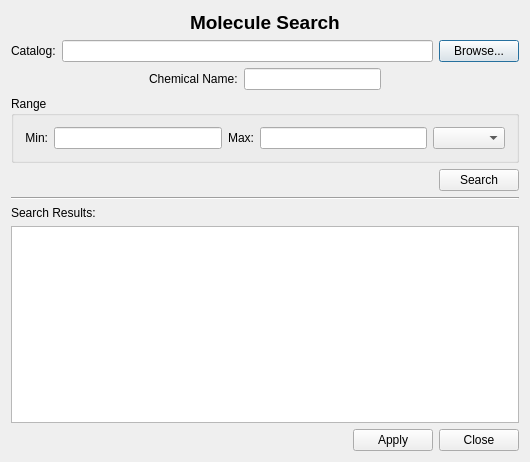
This is code/display/QtPlotter/SearchMoleculesDialog.ui in radio-astro/casa as Qt 5 draws it before an edit. The edited form follows.
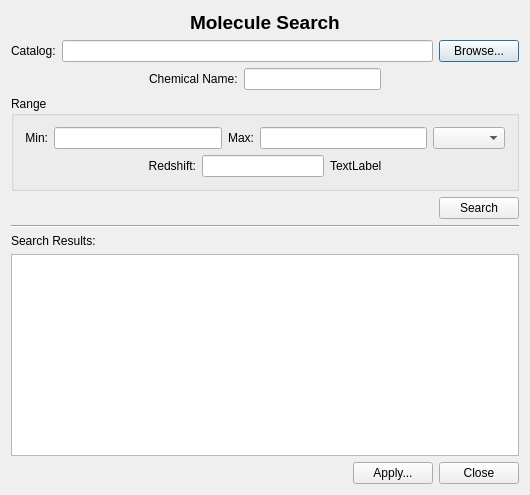
This is the edited form.

Commit message: Connection between searching for molecular lines and drawing them on the initial Gaussian estimate dialog.

Diff of the .ui file:
```diff
--- a/code/display/QtPlotter/SearchMoleculesDialog.ui
+++ b/code/display/QtPlotter/SearchMoleculesDialog.ui
@@ -7,13 +7,13 @@
     <x>0</x>
     <y>0</y>
     <width>530</width>
-    <height>462</height>
+    <height>495</height>
    </rect>
   </property>
   <property name="windowTitle">
    <string>Search Molecules</string>
   </property>
-  <layout class="QVBoxLayout" name="verticalLayout">
+  <layout class="QVBoxLayout" name="verticalLayout_2">
    <item>
     <layout class="QHBoxLayout" name="horizontalLayout_3">
      <item>
@@ -128,6 +128,8 @@
      <property name="title">
       <string>Range</string>
      </property>
+     <layout class="QVBoxLayout" name="verticalLayout">
+      <item>
      <layout class="QHBoxLayout" name="horizontalLayout">
       <item>
        <widget class="QLabel" name="rangeMinLabel">
@@ -159,6 +161,58 @@
        <widget class="QComboBox" name="rangeUnitComboBox"/>
       </item>
      </layout>
+      </item>
+      <item>
+       <layout class="QHBoxLayout" name="horizontalLayout_7">
+        <item>
+         <spacer name="horizontalSpacer_7">
+          <property name="orientation">
+           <enum>Qt::Horizontal</enum>
+          </property>
+          <property name="sizeHint" stdset="0">
+           <size>
+            <width>40</width>
+            <height>20</height>
+           </size>
+          </property>
+         </spacer>
+        </item>
+        <item>
+         <widget class="QLabel" name="redshiftLabel">
+          <property name="text">
+           <string>Redshift:</string>
+          </property>
+          <property name="alignment">
+           <set>Qt::AlignRight|Qt::AlignTrailing|Qt::AlignVCenter</set>
+          </property>
+         </widget>
+        </item>
+        <item>
+         <widget class="QLineEdit" name="redShiftLineEdit"/>
+        </item>
+        <item>
+         <widget class="QLabel" name="redShiftUnitLabel">
+          <property name="text">
+           <string>TextLabel</string>
+          </property>
+         </widget>
+        </item>
+        <item>
+         <spacer name="horizontalSpacer_8">
+          <property name="orientation">
+           <enum>Qt::Horizontal</enum>
+          </property>
+          <property name="sizeHint" stdset="0">
+           <size>
+            <width>40</width>
+            <height>20</height>
+           </size>
+          </property>
+         </spacer>
+        </item>
+       </layout>
+      </item>
+     </layout>
     </widget>
    </item>
    <item>
@@ -220,7 +274,7 @@
      <item>
       <widget class="QPushButton" name="applyButton">
        <property name="text">
-        <string>Apply</string>
+        <string>Apply...</string>
        </property>
       </widget>
      </item>
```
Lines whose indentation alone changed are shown as unchanged. The commit also changes 15 other files.
